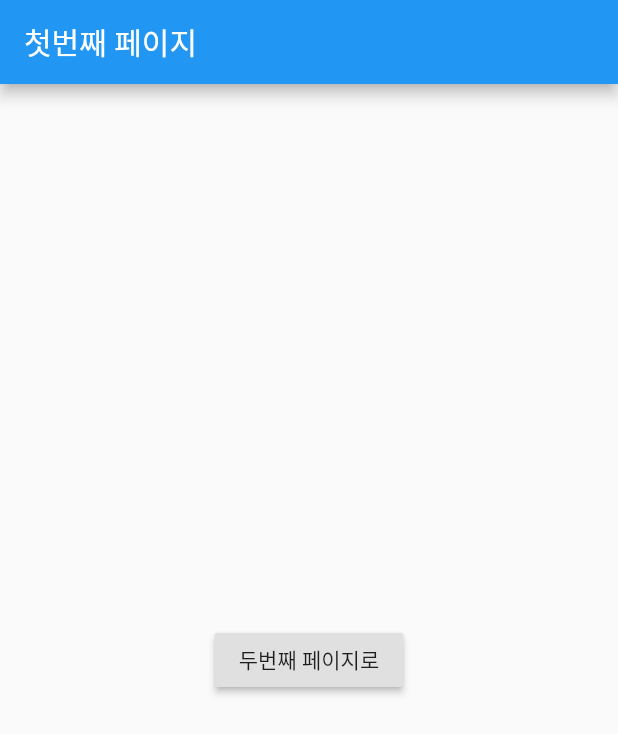
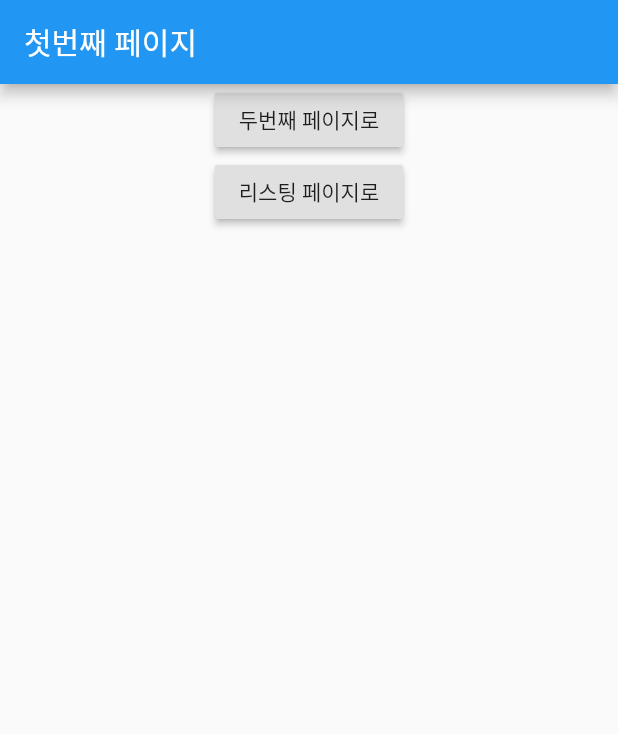
Before and after one commit to ChangJoo-Park/flutter-tutorials, a Flutter app: the screen it shows after launch, on a phone screen of 412 x 824 dp. Shown: the top 734 px of the screen. Run offline on Flutter 3.47's test engine with Material 2 defaults, Android fonts, the phone set to English and light mode, and no system bars.

Commit message:
Add button for master-details

```diff
--- a/lib/pages/first.dart
+++ b/lib/pages/first.dart
@@ -8,13 +8,22 @@ class FirstPage extends StatelessWidget {
         title: Text('첫번째 페이지'),
       ),
       body: Center(
-        child: RaisedButton(
-          child: Text('두번째 페이지로'),
-          onPressed: () {
-            Navigator.pushNamed(context, '/second');
-          },
-        ),
-      ),
+          child: Column(
+        children: <Widget>[
+          RaisedButton(
+            child: Text('두번째 페이지로'),
+            onPressed: () {
+              Navigator.pushNamed(context, '/second');
+            },
+          ),
+          RaisedButton(
+            child: Text('리스팅 페이지로'),
+            onPressed: () {
+              Navigator.pushNamed(context, '/listing');
+            },
+          )
+        ],
+      )),
     );
   }
 }
```
